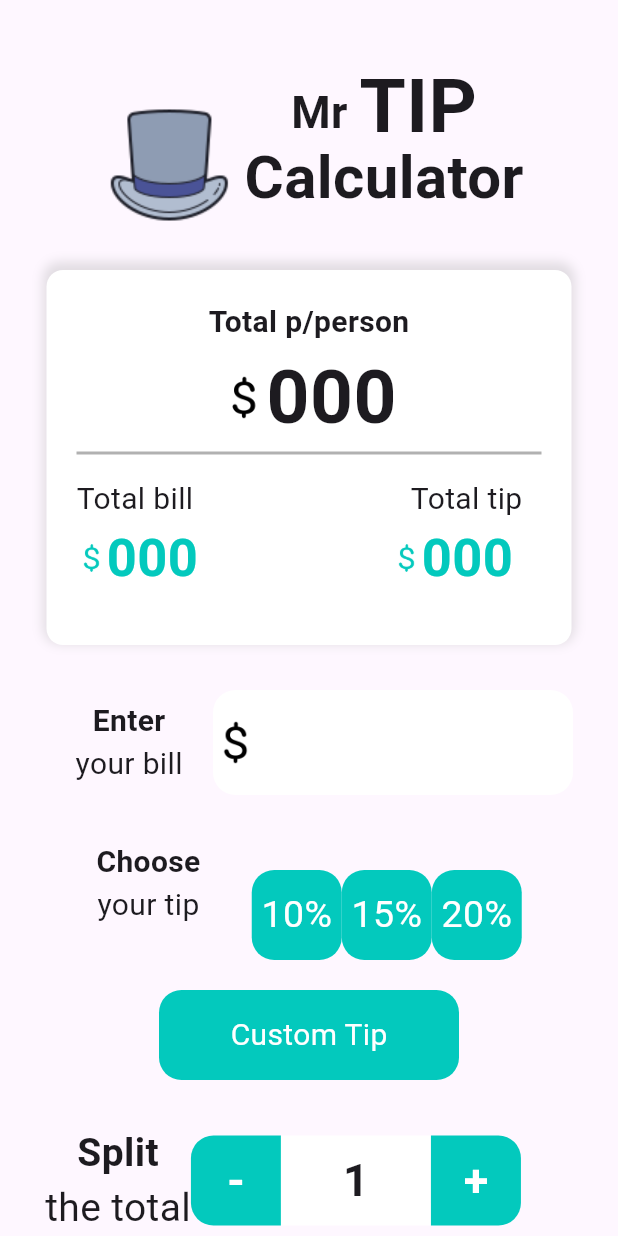
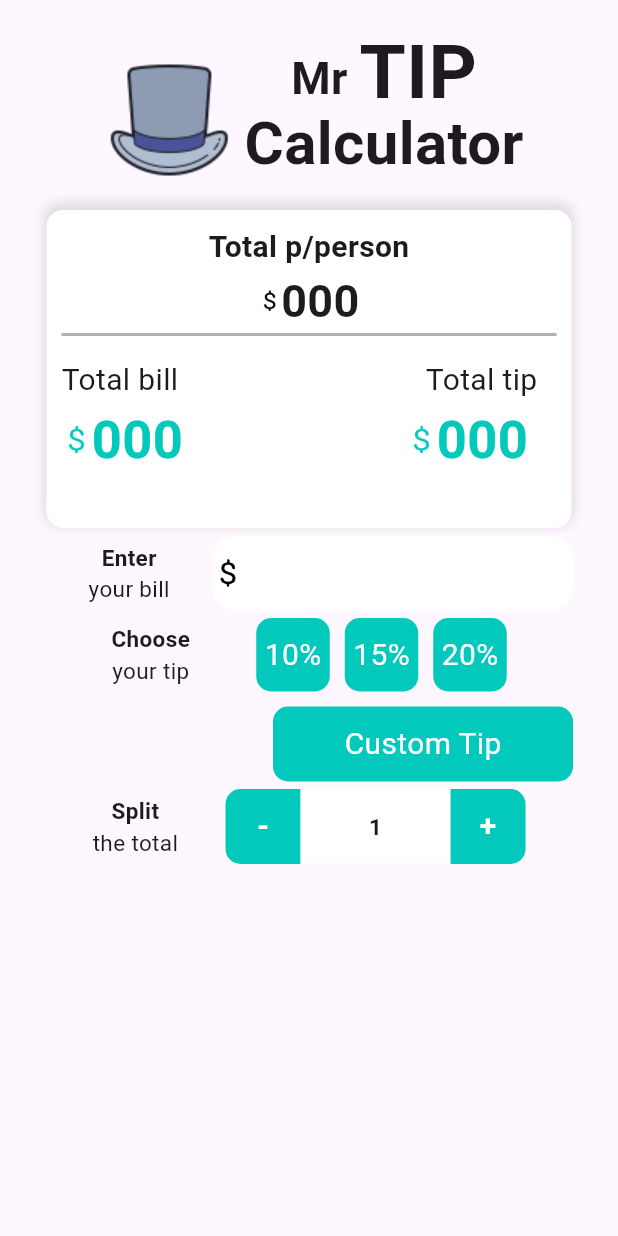
Before and after one commit to Chandera-Raghav/tip_calculator, a Flutter app: the screen it shows after launch, on a phone screen of 412 x 824 dp. Run offline on Flutter 3.47's test engine with Material 3 defaults, Android fonts, the light colour scheme and no system bars.

Commit message:
design completed and custome tip haf sole tip button completed

```diff
--- a/lib/flash_screen_app_page.dart
+++ b/lib/flash_screen_app_page.dart
@@ -21,12 +21,13 @@ class _FlashScreenPageState extends State<FlashScreenPage> {
   Widget build(BuildContext context) {
     return Scaffold(
       backgroundColor: Colors.black,
-      body: Column(mainAxisAlignment: MainAxisAlignment.center, children: [
+      body: Center(
+        child: Column(mainAxisAlignment: MainAxisAlignment.center, children: [
           Container(
-          width: 100,
-          height: 100,
+            width: 80,
+            height: 80,
             margin: const EdgeInsets.only(left: 55),
-          child: Image.asset("assets/icons/king_taj.png", fit: BoxFit.cover,),
+            child: Image.asset("assets/icons/king_taj.png", width: 100, height: 100,),
           ),
           const Text("In INDIA",
               style: TextStyle(
@@ -44,12 +45,15 @@ class _FlashScreenPageState extends State<FlashScreenPage> {
                   crossAxisAlignment: CrossAxisAlignment.start,
                   children: [
                 Row(children: [
-                Text(
+                  Padding(
+                    padding: EdgeInsets.only(top: 15.0),
+                    child: Text(
                       "Mr ",
                       style: TextStyle(
                           fontWeight: FontWeight.bold,
                           fontSize: 30,
                           color: Colors.orange),
+                    ),
                   ),
                   Text(
                     "TIP",
@@ -63,7 +67,7 @@ class _FlashScreenPageState extends State<FlashScreenPage> {
                   "Calculator",
                   style: TextStyle(
                       fontWeight: FontWeight.bold,
-                    fontSize: 50,
+                      fontSize: 40,
                       color: Colors.green),
                 ),
               ]),
@@ -72,6 +76,7 @@ class _FlashScreenPageState extends State<FlashScreenPage> {
           )),
 
         ]),
+      ),
     );
   }
 }
--- a/lib/home_page_screen.dart
+++ b/lib/home_page_screen.dart
@@ -3,50 +3,69 @@ import 'package:tip_calculater/top_navigation.dart';
 
 class HomePageScreen extends StatefulWidget {
   const HomePageScreen({super.key});
-  @override  State<StatefulWidget> createState() => _HomePageScreenState();
+  @override
+  State<StatefulWidget> createState() => _HomePageScreenState();
 }
 
 class _HomePageScreenState extends State<HomePageScreen> {
   String resultP = "000";
   String resultTip = "000";
   String resultTotal = "000";
+  late var flag = 0;
+  late var tip = 0;
+  late double cmTip=0;
   TextEditingController totalBillController = TextEditingController();
-  String person = "1";
+  int person = 1;
+  @override
+  void initState() {
+    super.initState();
+    increaseNum();
+    decreaseNum();
+
+  }
   @override
   Widget build(BuildContext context) {
     return Scaffold(
       body: Padding(
         padding: const EdgeInsets.symmetric(horizontal: 30),
-       child:
-      Center(
+        child: Center(
           child: Column(
             children: [
               const SizedBox(
-                height: 20,
+                height: 5,
               ),
               const TopNavPageScreen(),
               calculaterScreen(),
-              const SizedBox(width: double.infinity, height: 30,),
+              const SizedBox(
+                width: double.infinity,
+                height: 5,
+              ),
               billEnterScreen(),
-              const SizedBox(width: double.infinity, height: 30,),
-
+              const SizedBox(
+                width: double.infinity,
+                height: 5,
+              ),
               chooseTipScreen(),
-              // const SizedBox(width: double.infinity, height: 30,),
+              const SizedBox(height: 10, width: double.infinity,),
               buttonCustomTip(),
-              const SizedBox(width: double.infinity, height: 30,),
-              splitTotalButton()
+              const SizedBox(
+                width: double.infinity,
+                height: 5,
+              ),
+              splitTotalButton(),
             ],
           ),
         ),
       ),
     );
   }
-  calculaterScreen(){
+
+  calculaterScreen() {
     return Container(
       width: 350,
-      height: 250,
-      padding: const EdgeInsets.all(20),
-      margin: const EdgeInsets.only(top: 20),
+      height: 212,
+      padding: const EdgeInsets.all(10),
+      margin: const EdgeInsets.only(top: 10),
       decoration: BoxDecoration(
           color: Colors.white,
           borderRadius: BorderRadius.circular(11),
@@ -71,13 +90,13 @@ class _HomePageScreenState extends State<HomePageScreen> {
             children: [
               Image.asset(
                 "assets/icons/dollar.png",
-                width: 30,
-                height: 30,
+                width: 15,
+                height: 15,
               ),
               Text(
                 resultP,
-                style: const TextStyle(
-                    fontWeight: FontWeight.bold, fontSize: 50),
+                style:
+                    const TextStyle(fontWeight: FontWeight.bold, fontSize: 30),
               ),
             ],
           ),
@@ -87,9 +106,7 @@ class _HomePageScreenState extends State<HomePageScreen> {
             margin: const EdgeInsets.all(0),
             color: Colors.grey.withOpacity(0.8),
           ),
-          Row(
-              mainAxisAlignment: MainAxisAlignment.spaceBetween,
-              children: [
+          Row(mainAxisAlignment: MainAxisAlignment.spaceBetween, children: [
             Container(
               width: 100,
               padding: const EdgeInsets.only(top: 15),
@@ -97,8 +114,7 @@ class _HomePageScreenState extends State<HomePageScreen> {
               child: Column(
                 crossAxisAlignment: CrossAxisAlignment.start,
                 children: [
-                      const Text("Total bill",
-                          style: TextStyle(fontSize: 20)),
+                  const Text("Total bill", style: TextStyle(fontSize: 20)),
                   Row(
                     children: [
                       Image.asset(
@@ -140,7 +156,8 @@ class _HomePageScreenState extends State<HomePageScreen> {
                       resultTip,
                       style: const TextStyle(
                           fontSize: 35,
-                              fontWeight: FontWeight.bold, color: Color(0xFF03C9BD)),
+                          fontWeight: FontWeight.bold,
+                          color: Color(0xFF03C9BD)),
                     )
                   ],
                 )
@@ -151,73 +168,249 @@ class _HomePageScreenState extends State<HomePageScreen> {
       ),
     );
   }
-  billEnterScreen(){
-    return   Row(
-      mainAxisAlignment: MainAxisAlignment.spaceBetween,
+
+  billEnterScreen() {
+    return Row(
+      mainAxisAlignment: MainAxisAlignment.spaceEvenly,
       children: [
         const Expanded(
           child: Column(
             children: [
               Text(
                 "Enter",
-                style:
-                TextStyle(fontWeight: FontWeight.bold, fontSize: 20),
+                style: TextStyle(fontWeight: FontWeight.bold, fontSize: 15),
               ),
               Text(
                 "your bill",
-                style: TextStyle(fontSize: 20),
+                style: TextStyle(fontSize: 15),
               )
             ],
           ),
         ),
         Container(
           width: 240,
-          height: 70,
+          height: 50,
           decoration: BoxDecoration(
-              color: Colors.white,
-              borderRadius: BorderRadius.circular(15)
-          ),
+              color: Colors.white, borderRadius: BorderRadius.circular(15)),
           child: Row(
             children: [
-              SizedBox(child: Image.asset("assets/icons/dollar.png", width: 30, height: 30,)),
-              SizedBox( width:130, child: TextField(controller: totalBillController, decoration: const InputDecoration(border: InputBorder.none),))
+              SizedBox(
+                  child: Image.asset(
+                "assets/icons/dollar.png",
+                width: 20,
+                height: 20,
+              )),
+              SizedBox(
+                  width: 100,
+                  child: TextField(
+                    controller: totalBillController,
+                    keyboardType: TextInputType.number,
+                    style: const TextStyle(fontSize: 20),
+                    decoration: const InputDecoration(border: InputBorder.none),
+                  ))
             ],
           ),
         ),
-
       ],
     );
   }
+
   chooseTipScreen() {
-    return  Expanded(child: Row(
+    return Row(mainAxisAlignment: MainAxisAlignment.spaceEvenly, children: [
+          const Column(
+    children: [
+      Text(
+        "Choose",
+        style: TextStyle(fontSize: 15, fontWeight: FontWeight.bold),
+      ),
+      Text(
+        "your tip",
+        style: TextStyle(fontSize: 15),
+      )
+    ],
+          ),
+          SizedBox(
+    child: Row(
       mainAxisAlignment: MainAxisAlignment.spaceEvenly,
       children: [
-          const Column(children: [
-            Text("Choose", style: TextStyle(fontSize: 20, fontWeight: FontWeight.bold),),
-            Text("your tip", style: TextStyle(fontSize: 20),)
-          ],),
-          SizedBox(child: Row(
-            mainAxisAlignment: MainAxisAlignment.spaceAround,
-            // crossAxisAlignment: CrossAxisAlignment.center,
-            children: [
-              Container(width: 60, height: 60, decoration: BoxDecoration(borderRadius: BorderRadius.circular(15), color: const Color(0xFF03C9BD)), child: const Center(child: Text("10%", style: TextStyle(fontSize: 25, color: Colors.white),))),
-              Container(width: 60, height: 60, decoration: BoxDecoration(borderRadius: BorderRadius.circular(15), color: const Color(0xFF03C9BD)), child: const Center(child: Text("15%", style: TextStyle(fontSize: 25, color: Colors.white),))),
-              Container(width: 60, height: 60, decoration: BoxDecoration(borderRadius: BorderRadius.circular(15), color: const Color(0xFF03C9BD)), child: const Center(child: Text("20%", style: TextStyle(fontSize: 25, color: Colors.white),)),)
+        InkWell(
+          onTap: (){
+            tip = int.parse('10%');
+          },
+          child: Container(
+              width: 49,
+              height: 49,
+              decoration: BoxDecoration(
+                  borderRadius: BorderRadius.circular(10),
+                  color: const Color(0xFF03C9BD)),
+              child: const Center(
+                  child: Text(
+                "10%",
+                style: TextStyle(fontSize: 20, color: Colors.white),
+              ))),
+        ),
+        const SizedBox(width: 10,),
+        InkWell(
+          onTap: (){
+            tip= int.parse('15%');
+          },
+          child: Container(
+              width: 49,
+              height: 49,
+              decoration: BoxDecoration(
+                  borderRadius: BorderRadius.circular(10),
+                  color: const Color(0xFF03C9BD)),
+              child: const Center(
+                  child: Text(
+                "15%",
+                style: TextStyle(fontSize: 20, color: Colors.white),
+              ))),
+        ),
+        const SizedBox(width: 10,),
+        InkWell(
+          onTap: (){tip= int.parse('20%');},
+          child: Container(
+            width: 49,
+            height: 49,
+            decoration: BoxDecoration(
+                borderRadius: BorderRadius.circular(10),
+                color: const Color(0xFF03C9BD)),
+            child: const Center(
+                child: Text(
+              "20%",
+              style: TextStyle(fontSize: 20, color: Colors.white),
+            )),
+          ),
+        )
       ],
     ),
+          ),
+        ]);
+  }
 
+  buttonCustomTip() {
+    return Row(
+      mainAxisAlignment: MainAxisAlignment.end,
+      children: [
+        InkWell(
+          onTap: (){
+              cmTip = int.parse(totalBillController.text) / tip;
+              cmTip.toStringAsFixed(2);
+              setState(() {
+
+              });
+          },
+          child: Container(
+            width: 200,
+            height: 50,
+            decoration: BoxDecoration(
+                borderRadius: BorderRadius.circular(10),
+                color: const Color(0xFF03C9BD)),
+            child: const Center(
+                child: Text(
+              "Custom Tip",
+              style: TextStyle(fontSize: 20, color: Colors.white),
+            )),
           ),
-        ]));
+        ),
+      ],
+    );
   }
-  buttonCustomTip(){
-    return Container(width: 200, height: 60, decoration: BoxDecoration(borderRadius: BorderRadius.circular(15), color: const Color(0xFF03C9BD)), child: const Center(child: Text("Custom Tip", style: TextStyle(fontSize: 20, color: Colors.white),)),);
+
+  splitTotalButton() {
+    return SizedBox(
+      child: Row(
+        mainAxisAlignment: MainAxisAlignment.spaceEvenly,
+        children: [
+          const Column(
+            children: [
+              SizedBox(
+                child: Text("Split",
+                    style:
+                        TextStyle(fontSize: 15, fontWeight: FontWeight.bold)),
+              ),
+              SizedBox(
+                child: Text(
+                  "the total",
+                  style: TextStyle(
+                    fontSize: 15,
+                  ),
+                ),
+              )
+            ],
+          ),
+          Row(
+            children: [
+              InkWell(
+                onTap: (){
+                  flag = decreaseNum();
+                },
+                child: Container(
+                  width: 50,
+                  height: 50,
+                  decoration: const BoxDecoration(
+                      color: Color(0xFF03C9BD),
+                      borderRadius:
+                          BorderRadius.horizontal(left: Radius.circular(10))),
+                  child: const Center(
+                      child: Text(
+                    "-",
+                    style: TextStyle(
+                        fontSize: 20,
+                        fontWeight: FontWeight.bold,
+                        color: Colors.white),
+                  )),
+                ),
+              ),
+              Container(
+                width: 100,
+                height: 49,
+                decoration: const BoxDecoration(color: Colors.white),
+                child: Center(
+                    child: Text(
+                  '$person',
+                  style: const TextStyle(
+                      fontSize: 15, fontWeight: FontWeight.bold),
+                )),
+              ),
+              InkWell(
+                onTap: (){
+                  flag = increaseNum();
+
+                },
+                child: Container(
+                  width: 50,
+                  height: 50,
+                  decoration: const BoxDecoration(
+                      color: Color(0xFF03C9BD),
+                      borderRadius:
+                          BorderRadius.horizontal(right: Radius.circular(10))),
+                  child: const Center(
+                      child: Text(
+                    "+",
+                    style: TextStyle(
+                        fontSize: 20,
+                        fontWeight: FontWeight.bold,
+                        color: Colors.white),
+                  )),
+                ),
+              )
+            ],
+          ),
+        ],
+      ),
+    );
   }
-  splitTotalButton() {
-    return SizedBox(child: Row(
-      children: [ const Column(children: [SizedBox(child: Text("Split", style: TextStyle(fontSize: 26, fontWeight: FontWeight.bold)),),
-        SizedBox(child: Text("the total", style: TextStyle(fontSize: 26, ),), )],),
-        Row(children: [Container(width: 60, height: 60, decoration: const BoxDecoration(color: Color(0xFF03C9BD),borderRadius: BorderRadius.horizontal(left: Radius.circular(15))), child: const Center(child: Text("-", style: TextStyle(fontSize: 30, fontWeight: FontWeight.bold, color: Colors.white),)),), Container(width: 100, height: 60, decoration: const BoxDecoration(color: Colors.white), child: Center(child: Text(person, style: const TextStyle(fontSize: 30, fontWeight: FontWeight.bold),)),), Container(width: 60, height: 60, decoration: const BoxDecoration(color: Color(0xFF03C9BD), borderRadius: BorderRadius.horizontal(right: Radius.circular(15))), child: const Center(child: Text("+", style: TextStyle(fontSize: 30, fontWeight: FontWeight.bold, color: Colors.white),)),)],),
-      ],
-    ),);
+  increaseNum(){
+    person++;
+    setState(() {
+
+    });
+  }
+  decreaseNum(){
+    person>2 ? person-- : person = 1;
+    setState(() {
+
+    });
   }
 }
--- a/lib/top_navigation.dart
+++ b/lib/top_navigation.dart
@@ -12,7 +12,7 @@ class _TopNavPageScreenState extends State<TopNavPageScreen> {
       mainAxisAlignment: MainAxisAlignment.center,
       children: [
         Container(
-          margin: const EdgeInsets.only(top: 40),
+          margin: const EdgeInsets.only(top: 25),
           child: Image.asset("assets/icons/coock_hat.png", width: 100, height: 100),
         ),
         const SizedBox(
```
Lines whose indentation alone changed are shown as unchanged.
